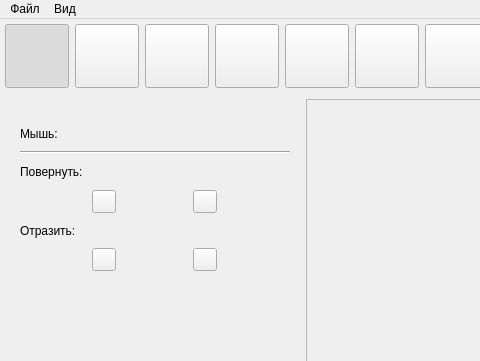
Maxon2019/BoysBandProject, file BoysBandProject/bbpaint/bbproject.ui: the form before one commit; both pictures show x 0 to 480 and y 0 to 361 of the 1280 by 667 pixel window.
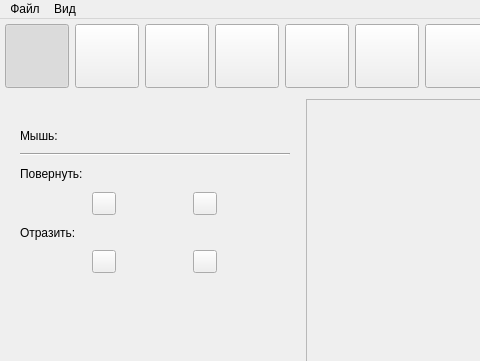
The form after the commit. Icons and pictures are not drawn.

The edit to the form file:
```diff
--- a/BoysBandProject/bbpaint/bbproject.ui
+++ b/BoysBandProject/bbpaint/bbproject.ui
@@ -48,7 +48,7 @@
       <x>0</x>
       <y>0</y>
       <width>1251</width>
-      <height>684</height>
+      <height>688</height>
      </rect>
     </property>
     <layout class="QVBoxLayout" name="verticalLayout">
```
Left out of the diff: 4 changed lines with no effect on the pictures.
